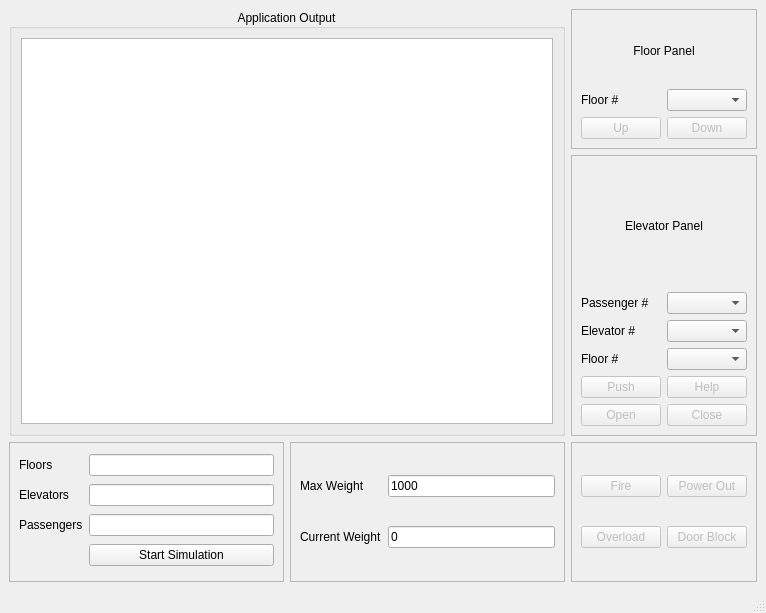
Before: the Qt Designer form elevassign/mainwindow.ui in kenjisak/QtElevator, drawn with Qt 5.
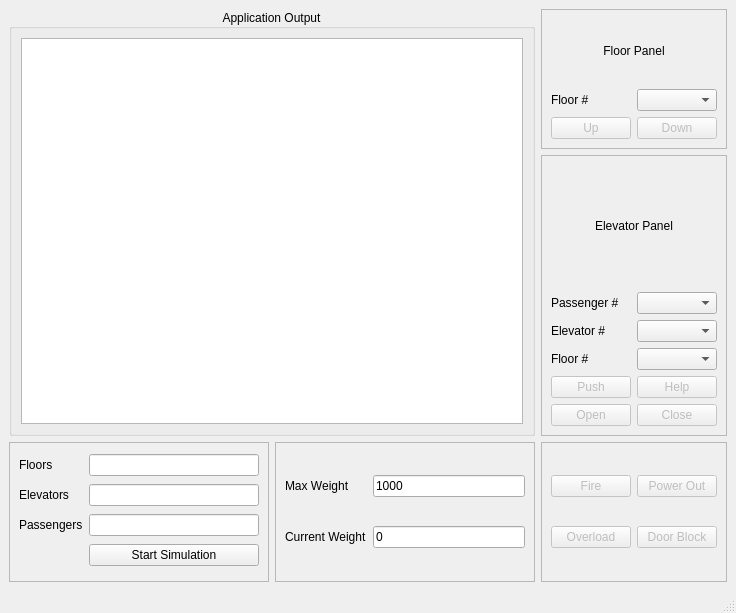
After: the same form once the commit is applied.

Diff of the .ui file:
```diff
--- a/elevassign/mainwindow.ui
+++ b/elevassign/mainwindow.ui
@@ -6,7 +6,7 @@
    <rect>
     <x>0</x>
     <y>0</y>
-    <width>766</width>
+    <width>736</width>
     <height>613</height>
    </rect>
   </property>
```
Left out of the diff: 374 changed lines with no effect on the pictures.
